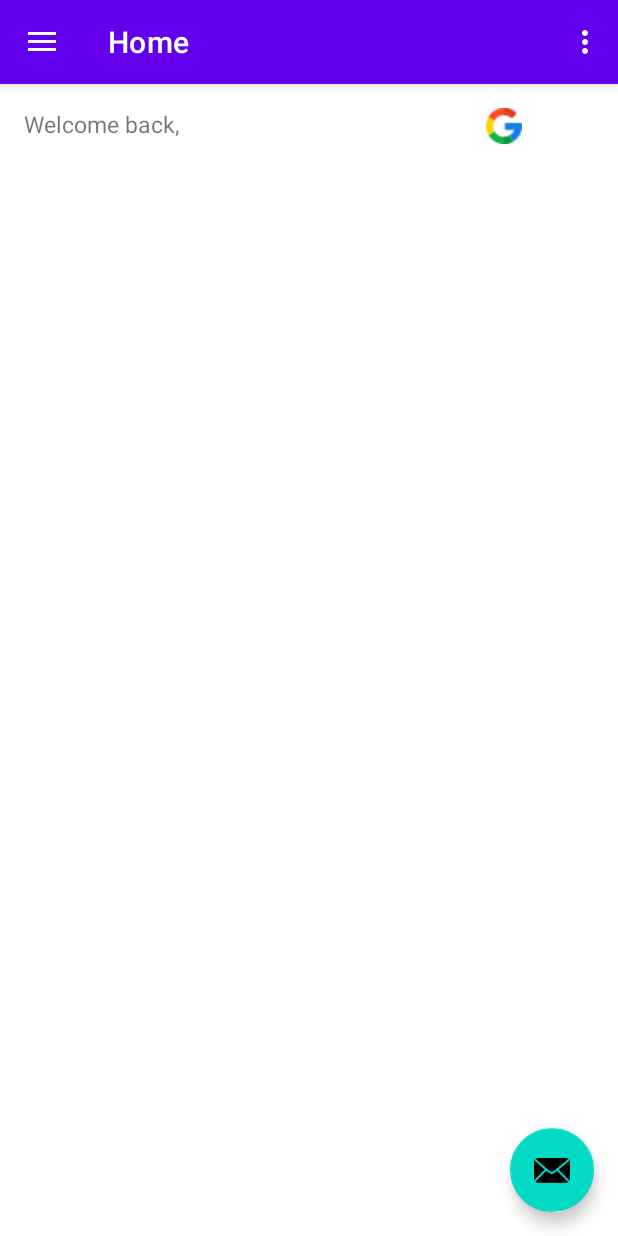
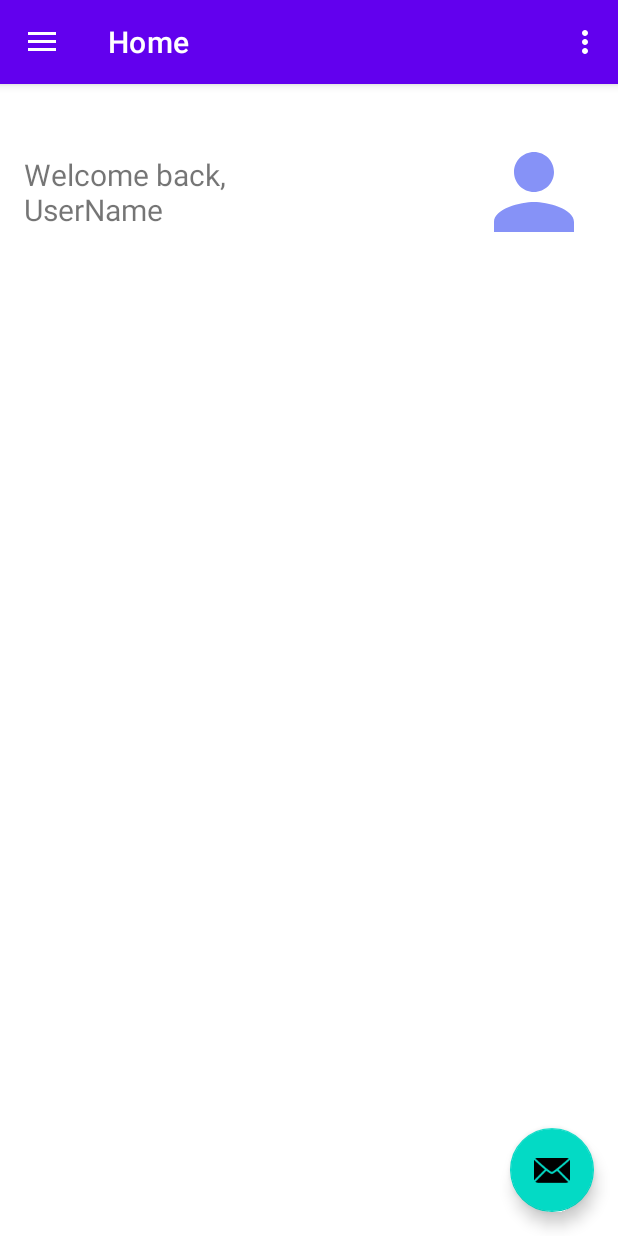
Before and after one commit to DARSHAN-AB/Respondr, an Android app: the screen it shows after launch once a user with an empty profile is signed in (MainActivity), on a phone screen of 412 x 824 dp. Run offline under Robolectric (Android 15) with nearby library versions, the phone set to English and light mode, and no system bars; our stand-ins replace Firebase (no records; nobody signed in at launch, a user with empty details on screens opened directly), navigation-ui.

Commit message:
inbox fragment added working condition:good, added layout in home fragment, ui development pending

```diff
--- a/app/src/main/AndroidManifest.xml
+++ b/app/src/main/AndroidManifest.xml
@@ -11,6 +11,7 @@
         android:roundIcon="@mipmap/ic_launcher_round"
         android:supportsRtl="true"
         android:theme="@style/Theme.Respondr"
+        android:enableOnBackInvokedCallback="true"
         tools:targetApi="31">
         <activity
             android:name=".signup"
--- a/app/src/main/java/com/example/respondr/MainActivity.java
+++ b/app/src/main/java/com/example/respondr/MainActivity.java
@@ -4,6 +4,7 @@ import android.app.ProgressDialog;
 import android.os.Bundle;
 import android.content.Intent;
 import android.os.Handler;
+import android.util.Log;
 import android.view.MenuItem;
 import android.view.View;
 import android.view.Menu;
@@ -68,7 +69,7 @@ public class MainActivity extends AppCompatActivity {
         // Passing each menu ID as a set of Ids because each
         // menu should be considered as top level destinations.
         mAppBarConfiguration = new AppBarConfiguration.Builder(
-                R.id.nav_home)
+                R.id.nav_home, R.id.inbox)
                 .setOpenableLayout(drawer)
                 .build();
         NavController navController = Navigation.findNavController(this, R.id.nav_host_fragment_content_main);
--- a/app/src/main/res/layout/fragment_home.xml
+++ b/app/src/main/res/layout/fragment_home.xml
@@ -1,32 +1,32 @@
 <?xml version="1.0" encoding="utf-8"?>
 <LinearLayout
     xmlns:android="http://schemas.android.com/apk/res/android"
-    xmlns:app="http://schemas.android.com/apk/res-auto"
-    xmlns:tools="http://schemas.android.com/tools"
     android:layout_width="match_parent"
     android:layout_height="match_parent"
+    xmlns:tools="http://schemas.android.com/tools"
+    android:orientation="vertical"
     tools:context=".ui.home.HomeFragment">
 
-
+    <!-- Horizontal layout for text and image -->
     <LinearLayout
         android:layout_width="match_parent"
         android:layout_height="wrap_content"
-        android:layout_marginTop="16dp">
+        android:orientation="horizontal"
+        android:layout_marginTop="16dp"
+        android:padding="16dp"
+        android:gravity="center_vertical">
 
         <TextView
-            android:layout_width="wrap_content"
+            android:layout_width="0dp"
             android:layout_height="wrap_content"
-            android:text="Welcome back, "
-            android:textSize="15sp"
-            android:layout_marginLeft="16dp"/>
+            android:layout_weight="1"
+            android:text="Welcome back,\nUserName"
+            android:textSize="20sp" />
 
         <ImageView
-            android:layout_width="wrap_content"
-            android:layout_height="wrap_content"
-            android:src="@drawable/google"
-            android:layout_marginLeft="200dp"/>
-
-
+            android:layout_width="80dp"
+            android:layout_height="80dp"
+            android:src="@drawable/baseline_person_24" />
     </LinearLayout>
 
 </LinearLayout>
--- a/app/src/main/res/layout/nav_header_main.xml
+++ b/app/src/main/res/layout/nav_header_main.xml
@@ -21,10 +21,13 @@
         app:srcCompat="@mipmap/ic_launcher_round" />
 
     <TextView
+        android:id="@+id/userNameTextView"
         android:layout_width="match_parent"
         android:layout_height="wrap_content"
         android:paddingTop="@dimen/nav_header_vertical_spacing"
-        android:text="@string/nav_header_title"
+        android:text="UserName"
+        android:textSize="16sp"
+        android:textStyle="italic"
         android:textAppearance="@style/TextAppearance.AppCompat.Body1" />
 
     <TextView
--- a/app/src/main/res/navigation/mobile_navigation.xml
+++ b/app/src/main/res/navigation/mobile_navigation.xml
@@ -11,4 +11,10 @@
         android:label="@string/menu_home"
         tools:layout="@layout/fragment_home" />
 
+    <fragment
+        android:id="@+id/inbox"
+        android:name="com.example.respondr.ui.home.InboxFragment"
+        android:label="Inbox"
+        tools:layout="@layout/fragment_inbox" />
+
 </navigation>
```
Also changed, not shown: app/src/main/java/com/example/respondr/ui/home/InboxFragment.java (added, +18 -0 lines), app/src/main/res/layout/fragment_inbox.xml (added, +28 -0 lines).
